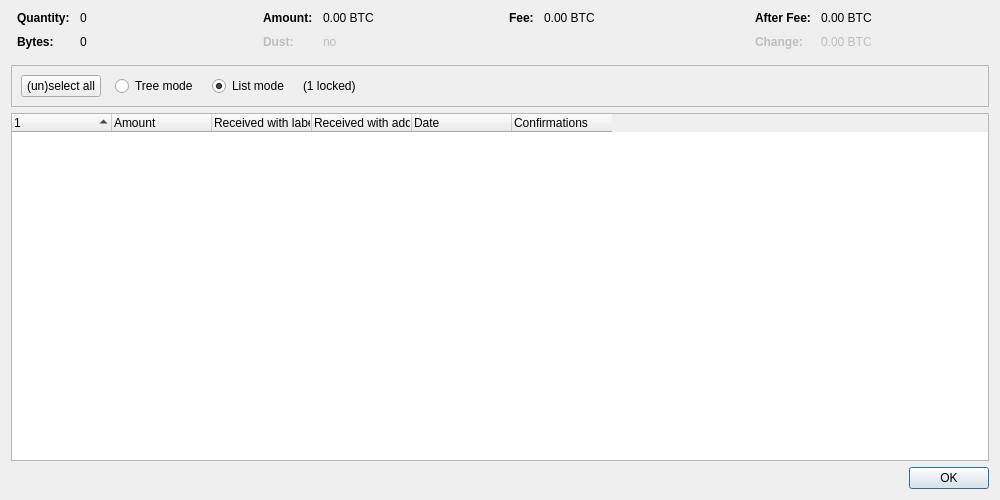
Old version of the form src/qt/forms/coincontroldialog.ui in the repository crptec/sinovate.
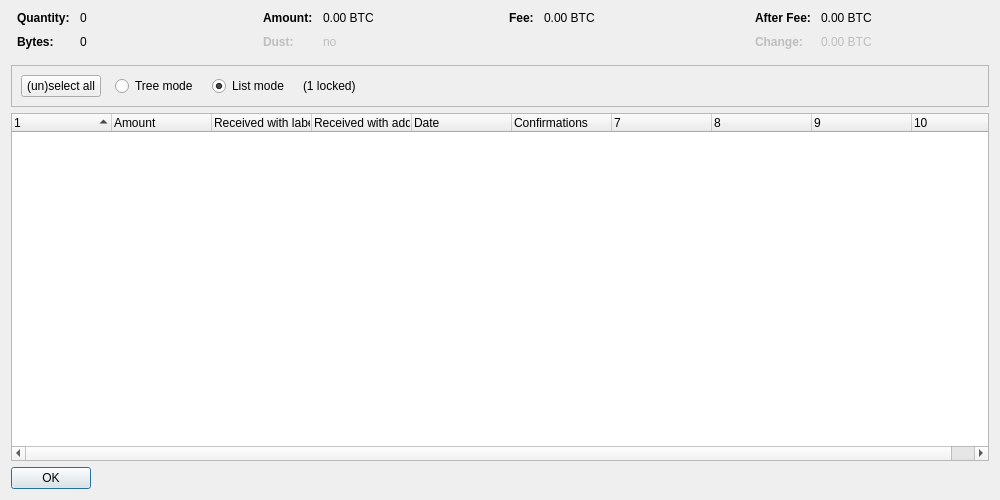
New version of the form. Custom widgets are drawn as their Qt base class.

The edit to the form file:
```diff
--- a/src/qt/forms/coincontroldialog.ui
+++ b/src/qt/forms/coincontroldialog.ui
@@ -402,7 +402,7 @@
       <bool>false</bool>
      </property>
      <property name="columnCount">
-      <number>6</number>
+      <number>10</number>
      </property>
      <attribute name="headerShowSortIndicator" stdset="0">
       <bool>true</bool>
@@ -467,6 +467,9 @@
    </item>
    <item>
     <widget class="QDialogButtonBox" name="buttonBox">
+     <property name="layoutDirection">
+      <enum>Qt::RightToLeft</enum>
+     </property>
      <property name="orientation">
       <enum>Qt::Horizontal</enum>
      </property>
```
